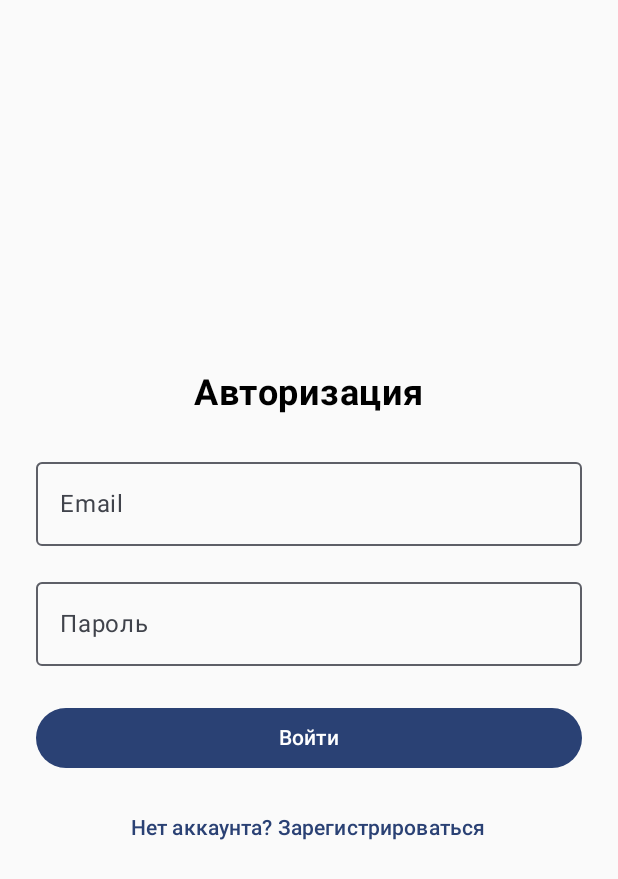
After one commit to ksenydmitri/TripSpark, an Android app built with Jetpack Compose: the AuthScreen screen opened through its navigation route, on a phone screen of 412 x 824 dp. The commit adds this screen. Shown: the top 879 px of the screen. Run offline under Robolectric (Android 15) with nearby library versions, the phone set to English and light mode, and no system bars; our stand-ins replace Dagger/Hilt's generated code; libraries missing offline, so code that uses them is left out: androidx.hilt.lifecycle; 1 statement that could not run was skipped.

Commit message:
add: firebase auth, firestore and room3

```diff
--- a/code/app/src/main/java/com/ksenia/tripspark/MainActivity.kt
+++ b/code/app/src/main/java/com/ksenia/tripspark/MainActivity.kt
@@ -11,6 +11,12 @@ import androidx.compose.material3.Text
 import androidx.compose.runtime.Composable
 import androidx.compose.ui.Modifier
 import androidx.compose.ui.tooling.preview.Preview
+import androidx.navigation.compose.NavHost
+import androidx.navigation.compose.composable
+import androidx.navigation.compose.rememberNavController
+import com.ksenia.tripspark.ui.screen.AuthScreen
+import com.ksenia.tripspark.ui.screen.InterestSelectionScreen
+import com.ksenia.tripspark.ui.screen.ProfileScreen
 import com.ksenia.tripspark.ui.theme.TripSparkTheme
 import dagger.hilt.android.AndroidEntryPoint
 
@@ -21,29 +27,19 @@ class MainActivity : ComponentActivity() {
         enableEdgeToEdge()
         setContent {
             TripSparkTheme {
-                Scaffold(modifier = Modifier.fillMaxSize()) { innerPadding ->
-                    Greeting(
-                        name = "Android",
-                        modifier = Modifier.padding(innerPadding)
-                    )
+                val navController = rememberNavController()
+                NavHost(navController = navController, startDestination = "interests") {
+                    composable("auth") {
+                        AuthScreen(navController)
+                    }
+                    composable("profile") {
+                        ProfileScreen(navController)
+                    }
+                    composable("interests") {
+                        InterestSelectionScreen(navController)
+                    }
                 }
             }
         }
     }
 }
-
-@Composable
-fun Greeting(name: String, modifier: Modifier = Modifier) {
-    Text(
-        text = "Hello $name!",
-        modifier = modifier
-    )
-}
-
-@Preview(showBackground = true)
-@Composable
-fun GreetingPreview() {
-    TripSparkTheme {
-        Greeting("Android")
-    }
-}
--- a/code/app/src/main/java/com/ksenia/tripspark/data/datasource/local/UserLocalDataSource.kt
+++ /dev/null
@@ -1,4 +0,0 @@
-package com.ksenia.tripspark.data.datasource.local
-
-class UserLocalDataSource {
-}
--- a/code/app/src/main/java/com/ksenia/tripspark/domain/model/User.kt
+++ b/code/app/src/main/java/com/ksenia/tripspark/domain/model/User.kt
@@ -3,6 +3,7 @@ package com.ksenia.tripspark.domain.model
 data class User(
     val id: String,
     val name: String,
+    val email: String,
     val interests: List<Interest>,
     val wishlist: List<Destination>,
     val imageId: String
--- /dev/null
+++ b/code/app/src/main/java/com/ksenia/tripspark/ui/screen/AuthScreen.kt
@@ -0,0 +1,82 @@
+package com.ksenia.tripspark.ui.screen
+
+import androidx.compose.foundation.layout.Arrangement
+import androidx.compose.foundation.layout.Column
+import androidx.compose.foundation.layout.Spacer
+import androidx.compose.foundation.layout.fillMaxSize
+import androidx.compose.foundation.layout.fillMaxWidth
+import androidx.compose.foundation.layout.height
+import androidx.compose.foundation.layout.padding
+import androidx.compose.material3.Button
+import androidx.compose.material3.OutlinedTextField
+import androidx.compose.material3.Text
+import androidx.compose.material3.TextButton
+import androidx.compose.runtime.Composable
+import androidx.compose.runtime.getValue
+import androidx.compose.runtime.mutableStateOf
+import androidx.compose.runtime.remember
+import androidx.compose.runtime.setValue
+import androidx.compose.ui.Alignment
+import androidx.compose.ui.Modifier
+import androidx.compose.ui.text.font.FontWeight
+import androidx.compose.ui.text.input.PasswordVisualTransformation
+import androidx.compose.ui.unit.dp
+import androidx.compose.ui.unit.sp
+import androidx.navigation.NavController
+
+@Composable
+fun AuthScreen(navController: NavController) {
+    var email by remember { mutableStateOf("") }
+    var password by remember { mutableStateOf("") }
+
+    Column(
+        modifier = Modifier
+            .fillMaxSize()
+            .padding(24.dp),
+        verticalArrangement = Arrangement.Center,
+        horizontalAlignment = Alignment.CenterHorizontally
+    ) {
+        Text("Авторизация", fontSize = 24.sp, fontWeight = FontWeight.Bold)
+
+        Spacer(modifier = Modifier.height(24.dp))
+
+        OutlinedTextField(
+            value = email,
+            onValueChange = { email = it },
+            label = { Text("Email") },
+            singleLine = true,
+            modifier = Modifier.fillMaxWidth()
+        )
+
+        Spacer(modifier = Modifier.height(16.dp))
+
+        OutlinedTextField(
+            value = password,
+            onValueChange = { password = it },
+            label = { Text("Пароль") },
+            singleLine = true,
+            visualTransformation = PasswordVisualTransformation(),
+            modifier = Modifier.fillMaxWidth()
+        )
+
+        Spacer(modifier = Modifier.height(24.dp))
+
+        Button(
+            onClick = {
+                // TODO: авторизация через Firebase
+                navController.navigate("interests")
+            },
+            modifier = Modifier.fillMaxWidth()
+        ) {
+            Text("Войти")
+        }
+
+        Spacer(modifier = Modifier.height(12.dp))
+
+        TextButton(onClick = {
+            // TODO: переход к регистрации
+        }) {
+            Text("Нет аккаунта? Зарегистрироваться")
+        }
+    }
+}
--- a/code/app/src/main/java/com/ksenia/tripspark/ui/screen/InterestSelectionScreen.kt
+++ b/code/app/src/main/java/com/ksenia/tripspark/ui/screen/InterestSelectionScreen.kt
@@ -14,6 +14,8 @@ import androidx.compose.foundation.layout.wrapContentHeight
 import androidx.compose.foundation.layout.wrapContentWidth
 import androidx.compose.foundation.lazy.LazyColumn
 import androidx.compose.foundation.shape.CircleShape
+import androidx.compose.material.icons.Icons
+import androidx.compose.material.icons.filled.AccountCircle
 import androidx.compose.material3.Button
 import androidx.compose.material3.ButtonDefaults
 import androidx.compose.material3.Text
@@ -61,8 +63,7 @@ fun InterestSelectionScreen(navController: NavController, viewModel: InterestVie
     Column(modifier = Modifier.fillMaxSize()) {
         Row(horizontalArrangement = Arrangement.SpaceBetween,
             modifier = Modifier.fillMaxWidth()) {
-            Text("TripSpark")
-            AvatarImage()}
+            Text("TripSpark")}
         OptimizedSvg()
         InterestsList(
             interests = mockInterests,
--- a/code/app/src/main/java/com/ksenia/tripspark/ui/screen/ProfileScreen.kt
+++ b/code/app/src/main/java/com/ksenia/tripspark/ui/screen/ProfileScreen.kt
@@ -1,7 +1,8 @@
 package com.ksenia.tripspark.ui.screen
 
 import androidx.compose.runtime.Composable
+import androidx.navigation.NavController
 
 @Composable
-fun ProfileScreen() {
+fun ProfileScreen(navController: NavController) {
 }
```
Also changed, not shown: code/app/build.gradle.kts (+15 -0 lines), code/app/src/main/java/com/ksenia/tripspark/data/datasource/Converters.kt (added, +16 -0 lines), code/app/src/main/java/com/ksenia/tripspark/data/datasource/local/AppDatabase.kt (added, +13 -0 lines), code/app/src/main/java/com/ksenia/tripspark/data/datasource/local/UserDao.kt (added, +31 -0 lines), code/app/src/main/java/com/ksenia/tripspark/data/datasource/remote/UserRemoteDataSource.kt (+37 -1 lines), code/app/src/main/java/com/ksenia/tripspark/data/model/DestinationEntity.kt (added, +14 -0 lines), code/app/src/main/java/com/ksenia/tripspark/data/model/InterestEntity.kt (added, +8 -0 lines), code/app/src/main/java/com/ksenia/tripspark/data/model/NoteEntity.kt (added, +9 -0 lines), code/app/src/main/java/com/ksenia/tripspark/data/model/UserEntity.kt (added, +13 -0 lines), code/app/src/main/java/com/ksenia/tripspark/data/repository/UserRepositoryImpl.kt (+1 -10 lines), code/gradle/libs.versions.toml (+17 -4 lines).
